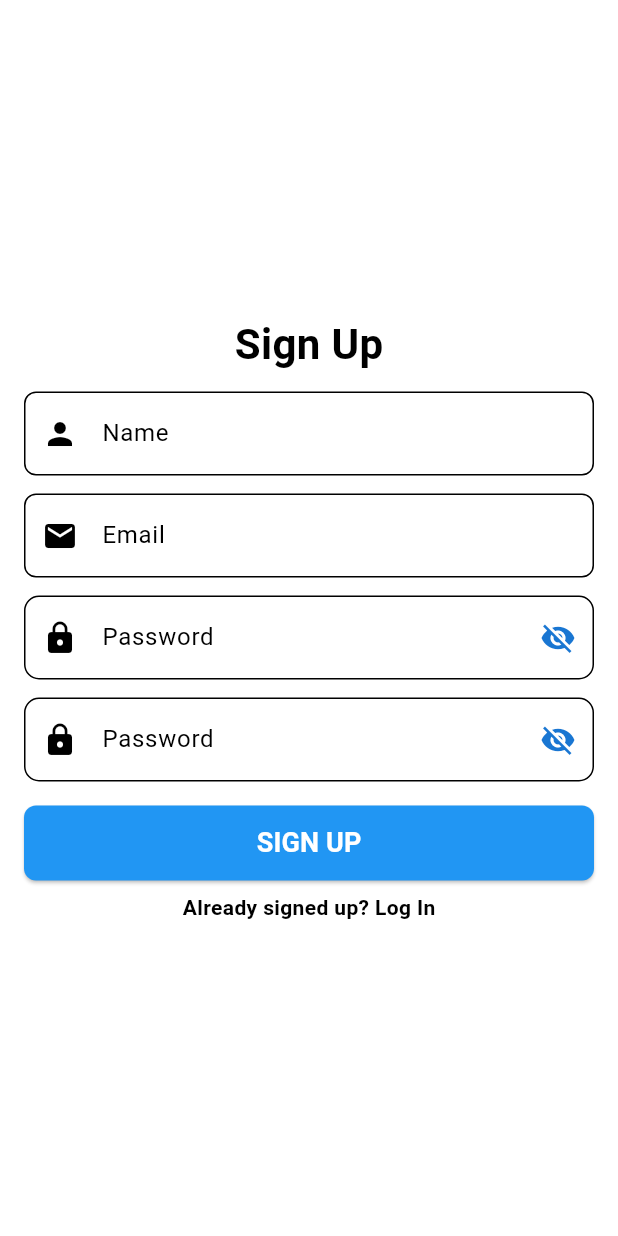
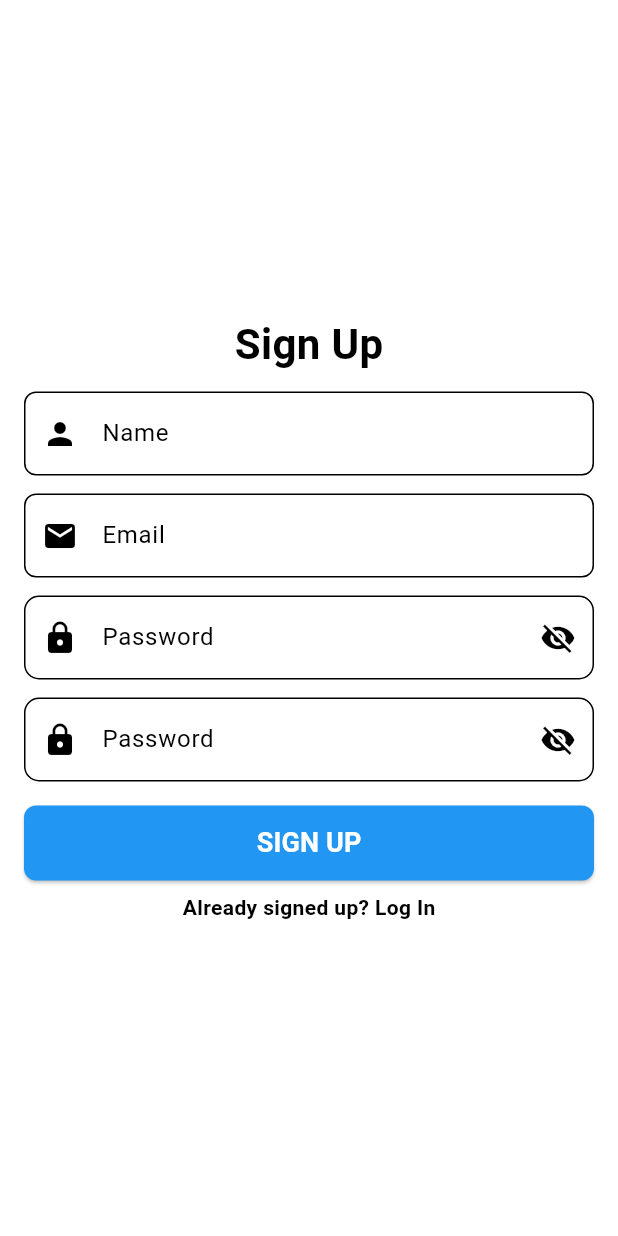
Before and after one commit to Hifzuu/Movie_App, a Flutter app: the screen it shows after launch, after a tap on "Don't have an account? Register", on a phone screen of 412 x 824 dp. Run offline on Flutter 3.47's test engine with Material 3 defaults, Android fonts, the phone set to English and light mode, and no system bars; our stand-ins replace another_flushbar, carousel_slider, cloud_firestore, firebase_auth, firebase_core, google_fonts and 2 more; accounts and stored records are empty; network calls fail.

Commit message:
dark/light mode - last setting saved locally + fixed few bugs with improper format of trailer etc + added more error handling especially in search (invalid release dates etc)

```diff
--- a/lib/local_storage_service/to_watch_list.dart
+++ b/lib/local_storage_service/to_watch_list.dart
@@ -24,8 +24,7 @@ class LocalStorage {
 
     // Convert the list of strings back to a list of Movie objects
     List<Movie> toWatchMovieList =
-        toWatchMovies?.map((string) => Movie.fromString(string))?.toList() ??
-            [];
+        toWatchMovies?.map((string) => Movie.fromString(string)).toList() ?? [];
 
     return toWatchMovieList;
   }
--- a/lib/main.dart
+++ b/lib/main.dart
@@ -4,6 +4,7 @@ import 'package:movie_assignment/firebase_options.dart';
 import 'package:movie_assignment/theme/theme.dart';
 import 'package:movie_assignment/theme/theme_provider.dart';
 import 'package:provider/provider.dart';
+import 'package:shared_preferences/shared_preferences.dart';
 import 'views/login_view.dart';
 import 'views/home_view copy.dart';
 import 'views/signup_view.dart';
@@ -14,12 +15,14 @@ import 'package:firebase_core/firebase_core.dart';
 
 void main() async {
   WidgetsFlutterBinding.ensureInitialized();
+  ThemeProvider themeProvider = ThemeProvider();
+  await themeProvider.loadTheme();
   await Firebase.initializeApp(
     options: DefaultFirebaseOptions.currentPlatform,
   ); // Initialize Firebase
   runApp(
     ChangeNotifierProvider(
-      create: (context) => ThemeProvider(),
+      create: (context) => themeProvider,
       child: MyApp(),
     ),
   );
--- a/lib/theme/theme_provider.dart
+++ b/lib/theme/theme_provider.dart
@@ -1,8 +1,10 @@
 import 'package:flutter/material.dart';
-import 'package:flutter/widgets.dart';
 import 'package:movie_assignment/theme/theme.dart';
+import 'package:shared_preferences/shared_preferences.dart';
 
 class ThemeProvider with ChangeNotifier {
+  static const String _themeKey = 'selectedTheme';
+
   ThemeData _themeData = lightMode;
 
   ThemeData get themeData => _themeData;
@@ -10,6 +12,7 @@ class ThemeProvider with ChangeNotifier {
   set themeData(ThemeData themeData) {
     _themeData = themeData;
     notifyListeners();
+    _saveThemePreference(themeData);
   }
 
   void toggleTheme() {
@@ -19,4 +22,23 @@ class ThemeProvider with ChangeNotifier {
       themeData = lightMode;
     }
   }
+
+  // Load the theme preference from SharedPreferences
+  Future<void> loadTheme() async {
+    SharedPreferences prefs = await SharedPreferences.getInstance();
+    final int? savedThemeIndex = prefs.getInt(_themeKey);
+
+    if (savedThemeIndex != null) {
+      // Apply the saved theme
+      _themeData = savedThemeIndex == 0 ? lightMode : darkMode;
+      notifyListeners();
+    }
+  }
+
+  // Save the selected theme preference to SharedPreferences
+  Future<void> _saveThemePreference(ThemeData themeData) async {
+    SharedPreferences prefs = await SharedPreferences.getInstance();
+    int themeIndex = themeData == lightMode ? 0 : 1;
+    await prefs.setInt(_themeKey, themeIndex);
+  }
 }
--- a/lib/views/login_view.dart
+++ b/lib/views/login_view.dart
@@ -122,8 +122,7 @@ class _LoginFormState extends State<LoginForm> {
             suffixIcon: IconButton(
               icon: Icon(
                 _isPasswordVisible ? Icons.visibility : Icons.visibility_off,
-                color: Theme.of(context)
-                    .primaryColorDark, // Adjust color as needed
+                color: Theme.of(context).colorScheme.secondary,
               ),
               onPressed: () {
                 setState(() {
--- a/lib/views/signup_view.dart
+++ b/lib/views/signup_view.dart
@@ -178,8 +178,7 @@ class _SignupFormState extends State<SignupForm> {
                     _isPasswordVisible
                         ? Icons.visibility
                         : Icons.visibility_off,
-                    color: Theme.of(context)
-                        .primaryColorDark, // Adjust color as needed
+                    color: Theme.of(context).colorScheme.secondary,
                   ),
                   onPressed: () {
                     setState(() {
@@ -204,8 +203,7 @@ class _SignupFormState extends State<SignupForm> {
                     _isPasswordVisible
                         ? Icons.visibility
                         : Icons.visibility_off,
-                    color: Theme.of(context)
-                        .primaryColorDark, // Adjust color as needed
+                    color: Theme.of(context).colorScheme.secondary,
                   ),
                   onPressed: () {
                     setState(() {
--- a/lib/views/to-watch_movies_view.dart
+++ b/lib/views/to-watch_movies_view.dart
@@ -4,6 +4,7 @@ import 'package:movie_assignment/local_storage_service/to_watch_list.dart';
 import 'package:movie_assignment/models/movie.dart';
 import 'package:movie_assignment/api_service/api.dart';
 import 'package:movie_assignment/views/details_view.dart';
+import 'package:movie_assignment/widgets/movie_title_year.dart';
 
 class ToWatchMoviesView extends StatefulWidget {
   @override
@@ -78,7 +79,7 @@ class _ToWatchMoviesView extends State<ToWatchMoviesView> {
                 child: ListTile(
                   contentPadding: EdgeInsets.all(16),
                   title: Text(
-                    '${movie.title} (${DateTime.parse(movie.releaseDate).year})',
+                    getMovieTitleWithYear(movie),
                     style: const TextStyle(
                       fontSize: 18,
                       fontWeight: FontWeight.bold,
--- a/lib/views/watched_movies_view.dart
+++ b/lib/views/watched_movies_view.dart
@@ -3,6 +3,7 @@ import 'package:movie_assignment/local_storage_service/watchedList_local.dart';
 import 'package:movie_assignment/models/movie.dart';
 import 'package:movie_assignment/api_service/api.dart';
 import 'package:movie_assignment/views/details_view.dart';
+import 'package:movie_assignment/widgets/movie_title_year.dart';
 
 class WatchedMoviesView extends StatefulWidget {
   const WatchedMoviesView({super.key});
@@ -79,7 +80,7 @@ class _WatchedMoviesViewState extends State<WatchedMoviesView> {
                 child: ListTile(
                   contentPadding: EdgeInsets.all(16),
                   title: Text(
-                    '${movie.title} (${DateTime.parse(movie.releaseDate).year})',
+                    getMovieTitleWithYear(movie),
                     style: const TextStyle(
                       fontSize: 18,
                       fontWeight: FontWeight.bold,
```
Also changed, not shown: lib/local_storage_service/watchedList_local.dart (+8 -10 lines), lib/models/movie.dart (+19 -6 lines), lib/views/details_view.dart (+19 -13 lines), lib/views/search_view.dart (+18 -11 lines), lib/views/settings_view.dart (+8 -6 lines), lib/widgets/movie_title_year.dart (added, +17 -0 lines).
